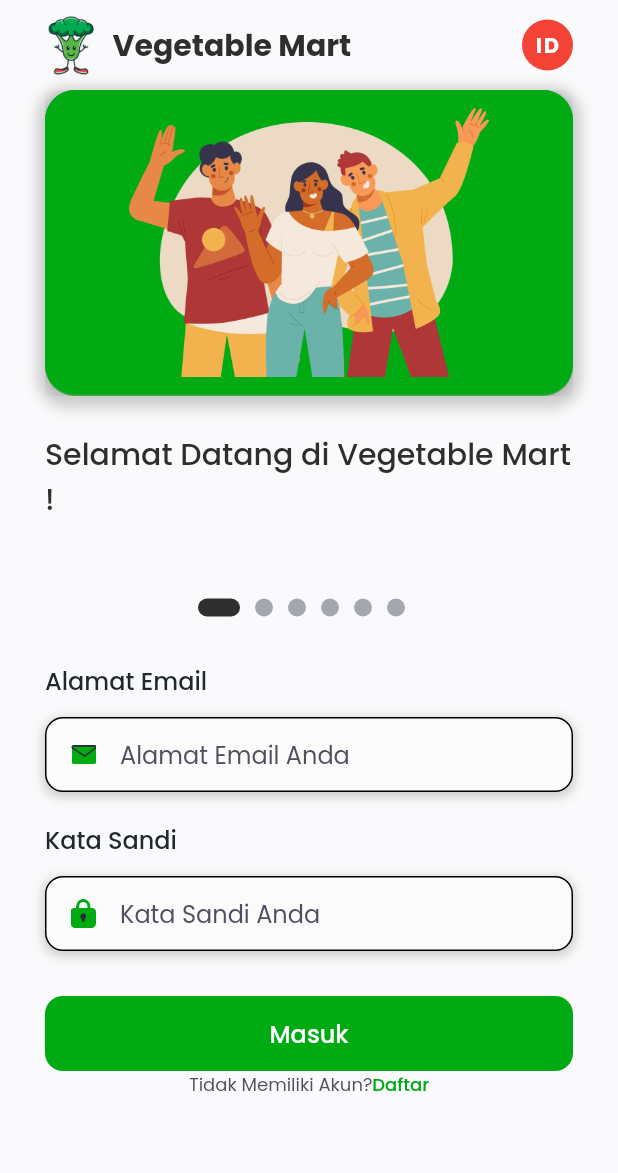
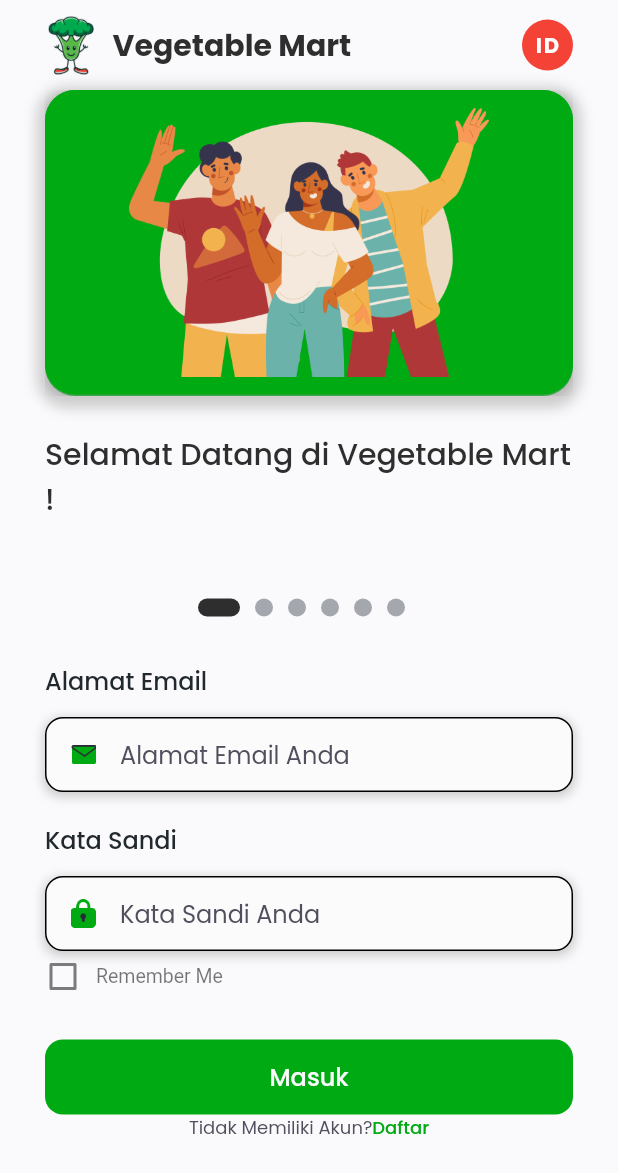
Before and after one commit to aldinurhanudin/Vmart, a Flutter app: the screen it shows after launch, on a phone screen of 412 x 824 dp. Shown: the top 1173 px of the screen. Run offline on Flutter 3.47's test engine with Material 2 defaults, Android fonts, the phone set to English and light mode, and no system bars; drawn by our look-alikes of carousel_slider; our stand-ins replace cached_network_image, cloud_firestore, firebase_core, flutter_secure_storage, google_fonts and 1 more; missing offline and left inert: dart:ffi; accounts and stored records are empty; network calls fail.

```diff
--- a/lib/services/services.dart
+++ b/lib/services/services.dart
@@ -1,7 +1,9 @@
 import 'dart:convert';
 import 'package:cloud_firestore/cloud_firestore.dart';
+import 'package:flutter_secure_storage/flutter_secure_storage.dart';
 import 'package:http/http.dart' as http;
 import 'package:vmart/models/models.dart';
+import 'package:vmart/models/topup_form_model.dart';
 import '../models/user_model/user_model.dart';
 
 part 'auth_service/auth_service.dart';
--- a/lib/ui/pages/home/checkout_page/checkout_page.dart
+++ b/lib/ui/pages/home/checkout_page/checkout_page.dart
@@ -117,7 +117,7 @@ class CheckoutPage extends StatelessWidget {
                           ),
                         ),
                         Text(
-                          'Adidas Core',
+                          'Indramayu,jawabarat',
                           style: primaryTextStyle.copyWith(
                             fontWeight: medium,
                           ),
@@ -133,7 +133,7 @@ class CheckoutPage extends StatelessWidget {
                           ),
                         ),
                         Text(
-                          'Marsemoon',
+                          'Indramayu,jawabarat',
                           style: primaryTextStyle.copyWith(
                             fontWeight: medium,
                           ),
--- a/lib/ui/pages/home/checkout_success_page/checkout_success_page.dart
+++ b/lib/ui/pages/home/checkout_success_page/checkout_success_page.dart
@@ -73,7 +73,7 @@ class CheckoutSuccessPage extends StatelessWidget {
                   ),
                 ),
                 child: Text(
-                  'Pesan Sepatu Lainnya',
+                  'Pesan Sayur dan Buah Lainnya',
                   style: thirdTextStyle.copyWith(
                     fontSize: 16,
                     fontWeight: medium,
--- a/lib/ui/pages/pages.dart
+++ b/lib/ui/pages/pages.dart
@@ -6,6 +6,7 @@ import 'package:carousel_slider/carousel_slider.dart';
 import 'package:flutter/material.dart';
 import 'package:google_fonts/google_fonts.dart';
 import 'package:provider/provider.dart';
+import 'package:shared_preferences/shared_preferences.dart';
 import 'package:vmart/models/models.dart';
 import 'package:vmart/providers/providers.dart';
 
--- a/lib/ui/pages/sign_in_page/sign_in_page.dart
+++ b/lib/ui/pages/sign_in_page/sign_in_page.dart
@@ -6,9 +6,16 @@ class SignInPage extends StatefulWidget {
 }
 
 class _SignInPageState extends State<SignInPage> {
+  bool _isChecked = false;
   TextEditingController emailController = TextEditingController(text: '');
 
   TextEditingController passwordController = TextEditingController(text: '');
+  // @override
+  // void initState() {
+  //   _loadUserEmailPassword();
+  //   super.initState();
+  //   print(Get.arguments);
+  // }
 
   bool isLoading = false;
 
@@ -556,6 +563,33 @@ class _SignInPageState extends State<SignInPage> {
       );
     }
 
+    Widget rememberMe() {
+      return Padding(
+        padding: EdgeInsets.symmetric(horizontal: defaultMargin),
+        child: Row(mainAxisAlignment: MainAxisAlignment.start, children: [
+          SizedBox(
+              height: 24.0,
+              width: 24.0,
+              child: Theme(
+                data: ThemeData(unselectedWidgetColor: Color(0xFF7B7B7B)),
+                child: Checkbox(
+                    activeColor: primaryColor,
+                    //  Color(0xff00C8E8),
+                    value: _isChecked,
+                    onChanged: _handleRemeberme),
+              )),
+          SizedBox(width: 10.0),
+          Text(
+            "Remember Me",
+            style: TextStyle(
+              color: Colors.black54,
+              fontSize: 13,
+            ),
+          )
+        ]),
+      );
+    }
+
     Widget signInButton() {
       return Padding(
         padding: EdgeInsets.symmetric(horizontal: defaultMargin),
@@ -626,6 +660,10 @@ class _SignInPageState extends State<SignInPage> {
           slider(),
           emailInput(),
           passwordInput(),
+          SizedBox(
+            height: 5,
+          ),
+          rememberMe(),
           isLoading ? LoadingButton() : signInButton(),
           Spacer(),
           footer(),
@@ -633,4 +671,47 @@ class _SignInPageState extends State<SignInPage> {
       ),
     );
   }
+
+  void _handleRemeberme(value) async {
+    // final loginController = Get.put(LoginController(authRepository: sl()));
+    print("Handle Rember Me");
+    _isChecked = value;
+    SharedPreferences _prefs = await SharedPreferences.getInstance();
+    _prefs.setBool("remember_me", value);
+    // SharedPreferences.getInstance().then(
+    //   (prefs) {
+    //     prefs.setBool("remember_me", value);
+    //     prefs.setString("email", loginController.emailController.text);
+    //     prefs.setString("password", loginController.passwordController.text);
+    //   },
+    // );
+    setState(() {
+      _isChecked = value;
+    });
+  }
+  //  void _loadUserEmailPassword() async {
+  //   print("Load Email");
+  //   try {
+  //     final loginController = Get.put(LoginController(authRepository: sl()));
+  //     SharedPreferences _prefs = await SharedPreferences.getInstance();
+  //     var _email = _prefs.getString("email") ?? "";
+  //     var _password = _prefs.getString("password") ?? "";
+  //     var _remeberMe = _prefs.getBool("remember_me") ?? false;
+
+  //     print(_remeberMe);
+  //     print(_email);
+  //     print(_password);
+
+  //     if (_remeberMe) {
+  //       print("has ben remember");
+  //       setState(() {
+  //         _isChecked = true;
+  //         loginController.emailController.text = _email;
+  //         loginController.passwordController.text = _password;
+  //       });
+  //     }
+  //   } catch (e) {
+  //     print(e);
+  //   }
+  // }
 }
--- a/pubspec.yaml
+++ b/pubspec.yaml
@@ -34,14 +34,16 @@ dependencies:
   firebase_core: ^2.3.0
   flutter:
     sdk: flutter
+  flutter_secure_storage: ^8.0.0
   get: ^4.6.5
   get_it: ^7.2.0
   google_fonts: ^3.0.1
   http: ^0.13.5
+  intl: ^0.17.0
   pigment: ^1.0.4
   provider: ^6.0.4
+  shared_preferences: ^2.1.0
   shimmer: ^2.0.0
-  intl: ^0.17.0
   url_launcher: ^6.1.5
 
 dev_dependencies:
```
Also changed, not shown: lib/models/topup_form_model.dart (added, +28 -0 lines), lib/providers/cart_provider/cart_provider.dart (+4 -5 lines), lib/services/auth_service/auth_service.dart (+14 -0 lines), lib/services/transaction_service/transaction_service.dart (+28 -1 lines), lib/ui/pages/home/home_page/home_page.dart (+21 -0 lines), pubspec.lock, 5 other files.
